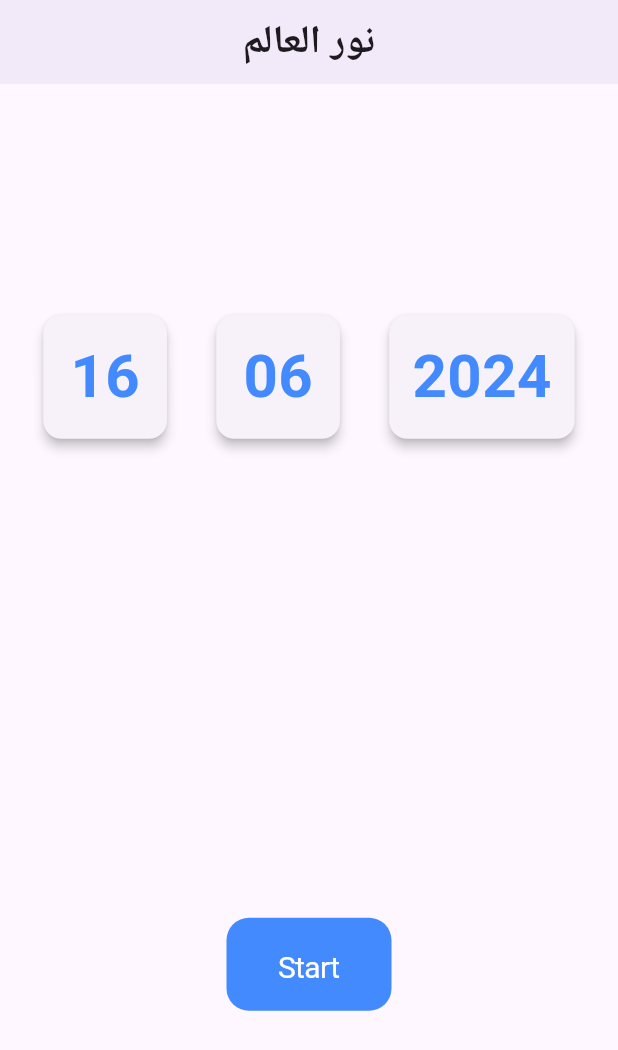
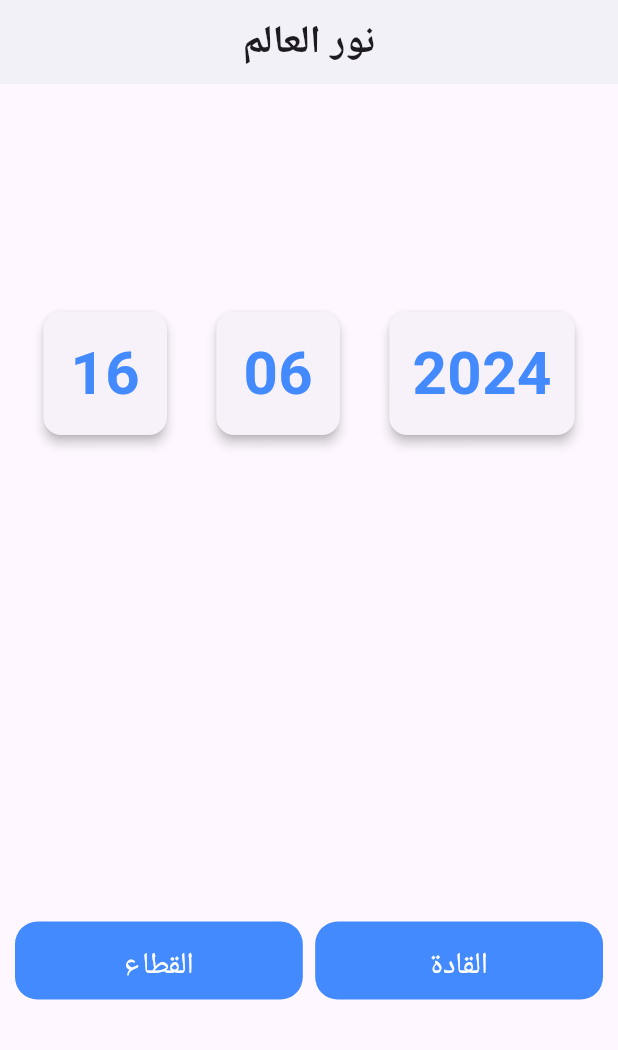
Before and after one commit to pavly-remon/QR-Attendance-App, a Flutter app: the screen it shows after launch, on a phone screen of 412 x 824 dp. Shown: the top 1050 px of the screen. Run offline on Flutter 3.47's test engine with Material 3 defaults, Android fonts, the phone set to English and light mode, and no system bars; our stand-ins replace bloc, connectivity, flutter_bloc; missing offline and left inert: gsheets, qr_code_scanner.

Commit message:
Fix Duplicate Date Value and Add Extra Sheet

```diff
--- a/lib/Screen/start_screen.dart
+++ b/lib/Screen/start_screen.dart
@@ -5,6 +5,9 @@ import 'package:intl/intl.dart';
 import 'package:qr_attendance/cubit/member_cubit.dart';
 import 'package:qr_attendance/utils/googlesheets.dart';
 import 'package:qr_attendance/Screen/qr_scanner_screen.dart';
+import 'package:qr_attendance/models/members_repo.dart';
+import '../utils/credentials.dart';
+import '../widgets/button.dart';
 
 class StartScreen extends StatefulWidget {
   static const routeName = 'start_screen';
@@ -15,6 +18,9 @@ class StartScreen extends StatefulWidget {
 
 class _StartScreenState extends State<StartScreen> {
   bool _isConnected = true;
+
+  void initializeMemberRepo(String docId) {}
+
   @override
   void initState() {
     super.initState();
@@ -25,10 +31,26 @@ class _StartScreenState extends State<StartScreen> {
     super.didChangeDependencies();
   }
 
+  void onClick(String docId) {
+    MemberRepository.initialize(docId);
+    UserSheetsApi.updateHeaders();
+
+    Navigator.push(
+      context,
+      MaterialPageRoute(
+        builder: (_) => BlocProvider.value(
+          value: MemberCubit(),
+          child: QRScreen(),
+        ),
+      ),
+    );
+  }
+
   @override
   Widget build(BuildContext context) {
     final size = MediaQuery.of(context).size;
     final _appBar = AppBar(
+      backgroundColor: Colors.white,
       elevation: 3,
       centerTitle: true,
       title: Text(
@@ -54,37 +76,21 @@ class _StartScreenState extends State<StartScreen> {
                     Container(
                       height: 15,
                     ),
-                    InkWell(
-                      splashColor: Colors.white,
-                      child: CupertinoButton(
-                        color: Colors.blueAccent,
-                        borderRadius: BorderRadius.all(Radius.circular(15)),
-                        onPressed: () {
-                          UserSheetsApi.updateHeaders();
-                          Navigator.push(
-                            context,
-                            MaterialPageRoute(
-                              builder: (_) => BlocProvider.value(
-                                value: MemberCubit(),
-                                child: QRScreen(),
-                              ),
-                            ),
-                          );
-                        },
-                        child: Padding(
-                          padding: const EdgeInsets.all(5.0),
-                          child: Container(
-                            height: 20,
-                            width: 60,
-                            child: Center(
-                              child: Text(
-                                'Start',
-                                style: TextStyle(
-                                    color: Colors.white, fontSize: 20),
-                              ),
-                            ),
+                    Padding(
+                      padding: const EdgeInsets.all(10.0),
+                      child: Row(
+                        mainAxisAlignment: MainAxisAlignment.spaceEvenly,
+                        children: [
+                          Button(
+                              text: 'القطاع',
+                              onPressed: () => onClick(SPREADSHEETID)),
+                          SizedBox(
+                            width: 0.02 * size.width,
                           ),
-                        ),
+                          Button(
+                              text: 'القادة',
+                              onPressed: () => onClick(SPREADSHEETID_KADA))
+                        ],
                       ),
                     ),
                   ],
--- a/lib/utils/googlesheets.dart
+++ b/lib/utils/googlesheets.dart
@@ -6,18 +6,20 @@ import 'credentials.dart';
 
 class UserSheetsApi {
   static const _credentials = CREDENTIALS;
-  static final _spreadsheetId = SPREADSHEETID;
 
   static final _gsheets = GSheets(_credentials);
   static Worksheet? _sheet;
-  static String now = DateFormat("dd-MM-yyyy").format(DateTime.now());
+  static DateTime now = new DateTime.now();
   static List<String> headerRow = [];
 
-  static Future<void> init() async {
+  static Future<void> init(String docId) async {
     try {
-      final spreasheet = await _gsheets.spreadsheet(_spreadsheetId);
+      final spreasheet = await _gsheets.spreadsheet(docId);
       _sheet = await _getWorkSheet(spreasheet, title: 'Sheet1');
-      await _sheet!.values.row(1).then((value) => headerRow = value);
+      await _sheet!.values.row(1).then((value) {
+        headerRow = value;
+        updateHeaders();
+      });
     } catch (e) {
       throw e;
     }
@@ -28,17 +30,17 @@ class UserSheetsApi {
   }
 
   static Future<void> updateHeaders() async {
-    await _sheet!.values.row(1).then((value) {
-      if (!value.contains(now)) {
-        headerRow = value;
-      } else {
-        return;
-      }
-    });
-    await _sheet!.values.insertValue(now, column: headerRow.length + 1, row: 1);
+    String currDate = DateFormat("yyyy-MM-dd").format(now);
+    var epoch = new DateTime(1899, 12, 30); //gsheet refrence Date
+    int diff = now.difference(epoch).inDays;
+    if (!headerRow.contains(diff) && !headerRow.contains("${diff}")) {
+      await _sheet!.values
+          .insertValue(currDate, column: headerRow.length + 1, row: 1);
+    }
   }
 
-  static Future<Worksheet> _getWorkSheet(Spreadsheet spreasheet, {required String title}) async {
+  static Future<Worksheet> _getWorkSheet(Spreadsheet spreasheet,
+      {required String title}) async {
     try {
       return await spreasheet.addWorksheet(title);
     } catch (e) {
@@ -56,7 +58,6 @@ class UserSheetsApi {
     required String id,
     required Map<String, dynamic> member,
   }) async {
-    print(member);
     if (_sheet == null) return false;
     return _sheet!.values.map.insertRowByKey(id, member);
   }
--- /dev/null
+++ b/lib/widgets/button.dart
@@ -0,0 +1,33 @@
+import 'package:flutter/cupertino.dart';
+import 'package:flutter/material.dart';
+
+class Button extends StatelessWidget {
+  final text;
+  final onPressed;
+
+  const Button({this.text, this.onPressed});
+
+  @override
+  Widget build(BuildContext context) {
+    return Expanded(
+      child: InkWell(
+        splashColor: Colors.white,
+        child: CupertinoButton(
+          color: Colors.blueAccent,
+          borderRadius: BorderRadius.all(Radius.circular(15)),
+          onPressed: this.onPressed,
+          child: Container(
+            height: 20,
+            width: 60,
+            child: Center(
+              child: Text(
+                this.text,
+                style: TextStyle(color: Colors.white, fontSize: 20),
+              ),
+            ),
+          ),
+        ),
+      ),
+    );
+  }
+}
--- a/pubspec.yaml
+++ b/pubspec.yaml
@@ -26,15 +26,15 @@ dependencies:
   connectivity: ^3.0.6
   cupertino_icons: ^1.0.2
   flutter_bloc: ^8.0.0
-  gsheets: ^0.3.2
-  intl: ^0.17.0
+  gsheets: ^0.5.0
+  intl: ^0.19.0
   qr_code_scanner: ^1.0.0
   bloc: ^8.0.1
 
 dev_dependencies:
   flutter_test:
     sdk: flutter
-  flutter_launcher_icons: ^0.9.2
+  flutter_launcher_icons: ^0.13.1
 
 flutter_icons:
     android: true
```
Also changed, not shown: lib/Screen/qr_scanner_screen.dart (+10 -7 lines), lib/main.dart (+7 -3 lines), lib/models/members_repo.dart (+18 -15 lines), lib/widgets/check_in.dart (added, +26 -0 lines), pubspec.lock, 5 other files.
